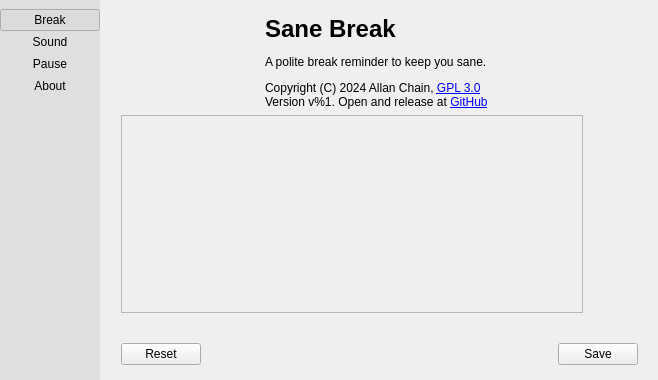
This is src/pref-window.ui in AllanChain/sane-break as Qt 5 draws it before an edit. The edited form follows.
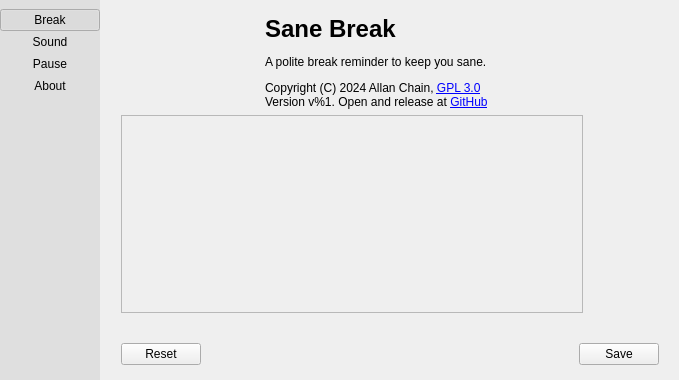
This is the edited form. The open tabs and pages were chosen to show the change. Icons and pictures are not drawn. Custom widgets are drawn as their Qt base class.

Commit message: add tooltip to auto screen lock config

What changed in the file:
```diff
--- a/src/pref-window.ui
+++ b/src/pref-window.ui
@@ -6,7 +6,7 @@
    <rect>
     <x>0</x>
     <y>0</y>
-    <width>610</width>
+    <width>679</width>
     <height>380</height>
    </rect>
   </property>
```
Left out of the diff: 9 changed lines with no effect on the pictures.
